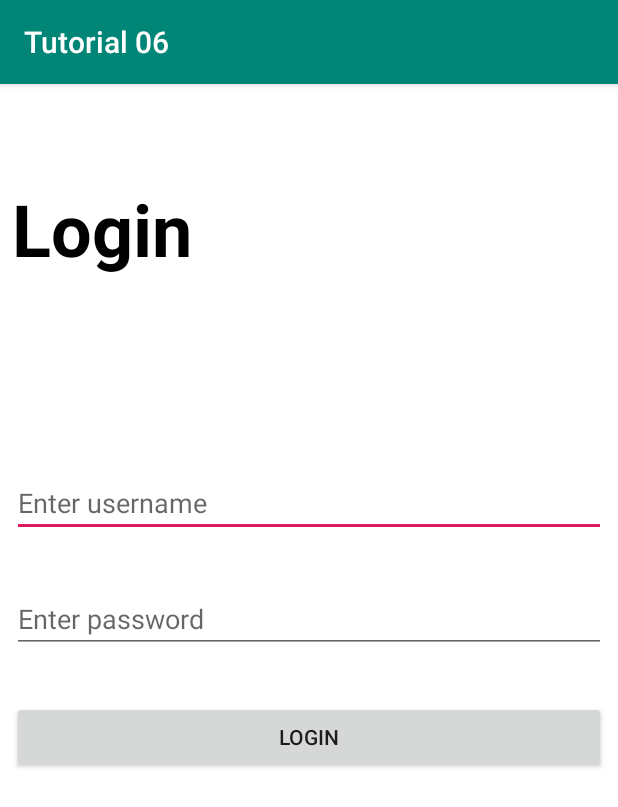
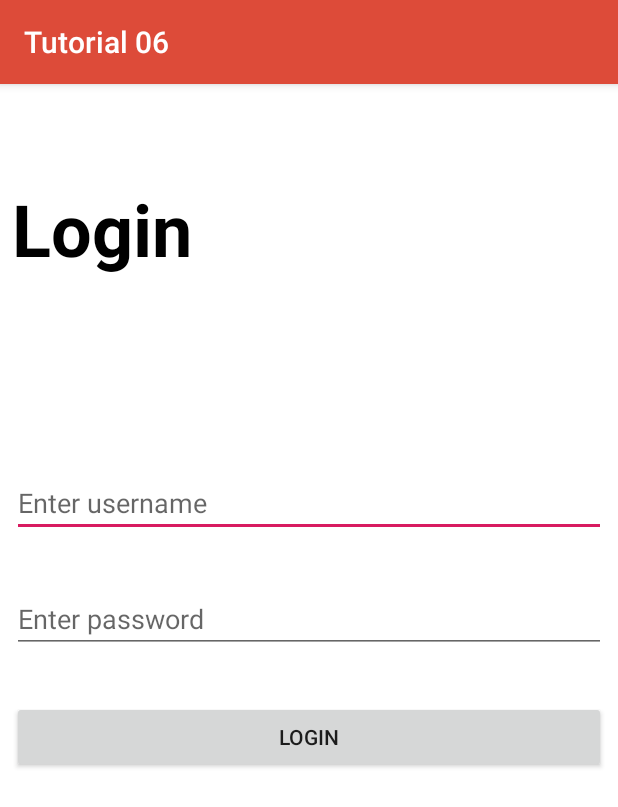
Before and after one commit to jbaraiya/Tutorial_06, an Android app: the screen it shows after launch (MainActivity), on a phone screen of 412 x 824 dp. Shown: the top 807 px of the screen. Run offline under Robolectric (Android 15) with nearby library versions, the phone set to English and light mode, and no system bars.

Commit message:
activity_splesh design added

```diff
--- a/app/src/main/AndroidManifest.xml
+++ b/app/src/main/AndroidManifest.xml
@@ -9,6 +9,7 @@
         android:roundIcon="@mipmap/ic_launcher_round"
         android:supportsRtl="true"
         android:theme="@style/AppTheme">
+        <activity android:name=".Splesh"></activity>
         <activity android:name=".MainActivity">
             <intent-filter>
                 <action android:name="android.intent.action.MAIN" />
--- a/app/src/main/res/values/colors.xml
+++ b/app/src/main/res/values/colors.xml
@@ -1,6 +1,6 @@
 <?xml version="1.0" encoding="utf-8"?>
 <resources>
-    <color name="colorPrimary">#008577</color>
-    <color name="colorPrimaryDark">#00574B</color>
+    <color name="colorPrimary">#dd4b39</color>
+    <color name="colorPrimaryDark">#cd201f</color>
     <color name="colorAccent">#D81B60</color>
 </resources>
```
Also changed, not shown: app/src/main/java/com/rku/tutorial06/Splesh.java (added, +14 -0 lines), app/src/main/res/layout/activity_splesh.xml (added, +22 -0 lines).
